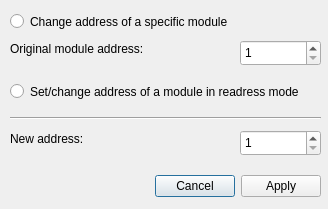
This is ui/changeaddress.ui in kmzbrnoI/mtb-config-tool as Qt 5 draws it before an edit. The edited form follows.
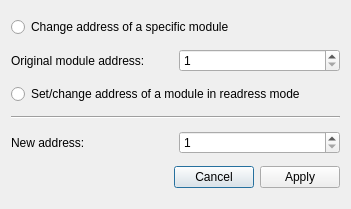
This is the edited form.

Commit message: Apply grid layou to all forms.

```diff
--- a/ui/changeaddress.ui
+++ b/ui/changeaddress.ui
@@ -6,77 +6,30 @@
    <rect>
     <x>0</x>
     <y>0</y>
-    <width>328</width>
+    <width>351</width>
     <height>209</height>
    </rect>
   </property>
   <property name="windowTitle">
    <string>Change Module Address</string>
   </property>
-  <widget class="QDialogButtonBox" name="bb_main">
-   <property name="geometry">
-    <rect>
-     <x>110</x>
-     <y>170</y>
-     <width>211</width>
-     <height>32</height>
-    </rect>
-   </property>
-   <property name="orientation">
-    <enum>Qt::Horizontal</enum>
-   </property>
-   <property name="standardButtons">
-    <set>QDialogButtonBox::Apply|QDialogButtonBox::Cancel</set>
-   </property>
-  </widget>
+  <layout class="QGridLayout" name="gridLayout">
+   <item row="0" column="0" colspan="2">
   <widget class="QRadioButton" name="rb_specific">
-   <property name="geometry">
-    <rect>
-     <x>10</x>
-     <y>10</y>
-     <width>311</width>
-     <height>23</height>
-    </rect>
-   </property>
    <property name="text">
     <string>Change address of a specific module</string>
    </property>
   </widget>
-  <widget class="QRadioButton" name="rb_readdress_mode">
-   <property name="geometry">
-    <rect>
-     <x>10</x>
-     <y>80</y>
-     <width>311</width>
-     <height>23</height>
-    </rect>
-   </property>
-   <property name="text">
-    <string>Set/change address of a module in readress mode</string>
-   </property>
-  </widget>
+   </item>
+   <item row="1" column="0">
   <widget class="QLabel" name="label">
-   <property name="geometry">
-    <rect>
-     <x>10</x>
-     <y>40</y>
-     <width>171</width>
-     <height>17</height>
-    </rect>
-   </property>
    <property name="text">
     <string>Original module address:</string>
    </property>
   </widget>
+   </item>
+   <item row="1" column="1">
   <widget class="QSpinBox" name="sb_origin_addr">
-   <property name="geometry">
-    <rect>
-     <x>240</x>
-     <y>40</y>
-     <width>81</width>
-     <height>26</height>
-    </rect>
-   </property>
    <property name="minimum">
     <number>1</number>
    </property>
@@ -84,28 +37,30 @@
     <number>255</number>
    </property>
   </widget>
+   </item>
+   <item row="2" column="0" colspan="2">
+    <widget class="QRadioButton" name="rb_readdress_mode">
+     <property name="text">
+      <string>Set/change address of a module in readress mode</string>
+     </property>
+    </widget>
+   </item>
+   <item row="3" column="0" colspan="2">
+    <widget class="Line" name="line">
+     <property name="orientation">
+      <enum>Qt::Orientation::Horizontal</enum>
+     </property>
+    </widget>
+   </item>
+   <item row="4" column="0">
   <widget class="QLabel" name="label_2">
-   <property name="geometry">
-    <rect>
-     <x>10</x>
-     <y>130</y>
-     <width>171</width>
-     <height>17</height>
-    </rect>
-   </property>
    <property name="text">
     <string>New address:</string>
    </property>
   </widget>
+   </item>
+   <item row="4" column="1">
   <widget class="QSpinBox" name="sb_new_address">
-   <property name="geometry">
-    <rect>
-     <x>240</x>
-     <y>130</y>
-     <width>81</width>
-     <height>26</height>
-    </rect>
-   </property>
    <property name="minimum">
     <number>1</number>
    </property>
@@ -113,19 +68,18 @@
     <number>255</number>
    </property>
   </widget>
-  <widget class="Line" name="line">
-   <property name="geometry">
-    <rect>
-     <x>10</x>
-     <y>110</y>
-     <width>311</width>
-     <height>16</height>
-    </rect>
-   </property>
+   </item>
+   <item row="5" column="0" colspan="2">
+    <widget class="QDialogButtonBox" name="bb_main">
    <property name="orientation">
-    <enum>Qt::Horizontal</enum>
-   </property>
-  </widget>
+      <enum>Qt::Orientation::Horizontal</enum>
+     </property>
+     <property name="standardButtons">
+      <set>QDialogButtonBox::StandardButton::Apply|QDialogButtonBox::StandardButton::Cancel</set>
+     </property>
+    </widget>
+   </item>
+  </layout>
  </widget>
  <tabstops>
   <tabstop>rb_specific</tabstop>
```
Lines whose indentation alone changed are shown as unchanged. The commit also changes 17 other files.
